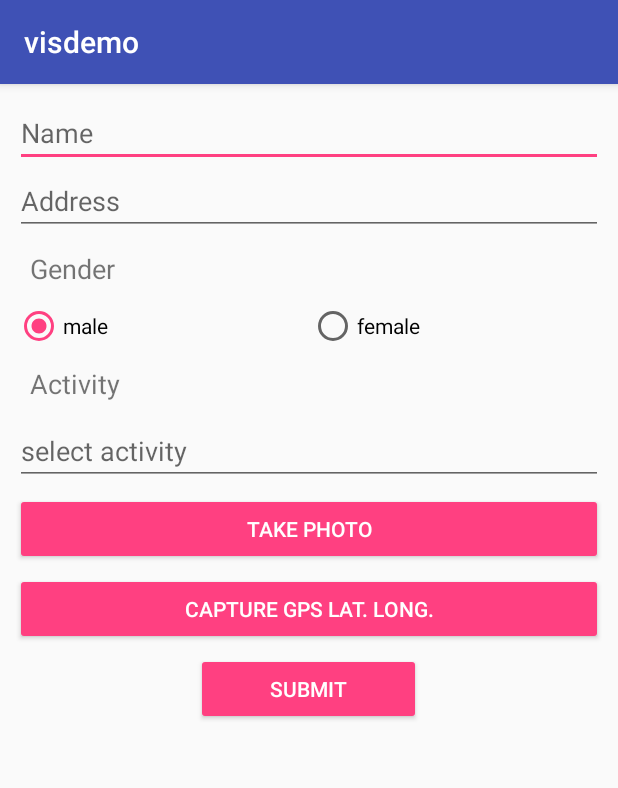
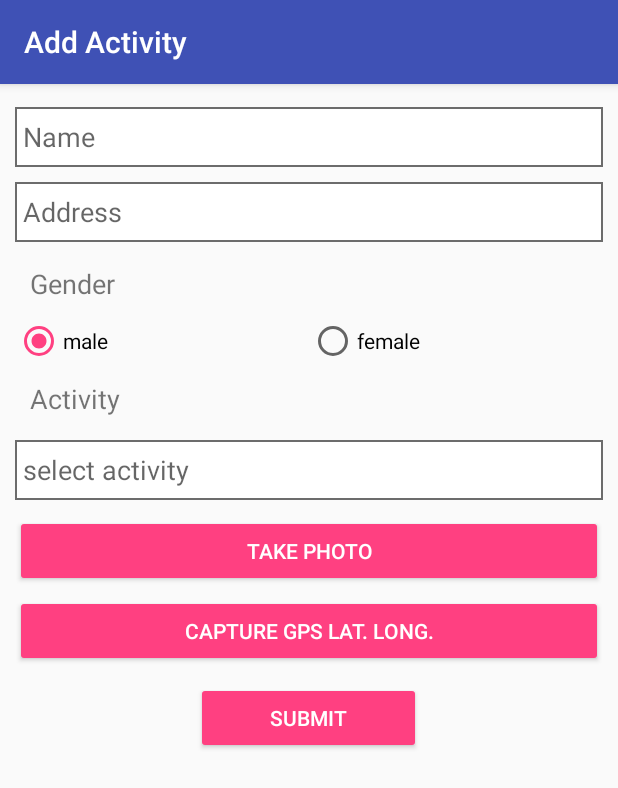
Before and after one commit to vishal901/visdemo, an Android app: the AddDataActivity screen opened directly, with no data from a screen before it, on a phone screen of 412 x 824 dp. Shown: the top 788 px of the screen. Run offline under Robolectric (Android 15) with nearby library versions, the phone set to English and light mode, and no system bars; libraries missing offline, so code that uses them is left out: io.realm.

Commit message:
change 3

```diff
--- a/app/src/main/AndroidManifest.xml
+++ b/app/src/main/AndroidManifest.xml
@@ -16,7 +16,8 @@
         android:supportsRtl="true"
         android:theme="@style/AppTheme">
         <activity android:name=".MainActivity"
-            android:windowSoftInputMode="adjustPan"
+            android:label="Login"
+            android:windowSoftInputMode="adjustResize"
             android:screenOrientation="portrait"
             >
             <intent-filter>
@@ -27,8 +28,11 @@
         </activity>
 
         <activity android:name=".HomeActivity"
+            android:label="Home"
             android:screenOrientation="portrait"/>
         <activity android:name=".AddDataActivity"
+            android:windowSoftInputMode="adjustResize"
+            android:label="Add Activity"
             android:screenOrientation="portrait"/>
     </application>
 
--- a/app/src/main/java/com/vishalandroid/visdemo/AddDataActivity.java
+++ b/app/src/main/java/com/vishalandroid/visdemo/AddDataActivity.java
@@ -362,12 +362,12 @@ public class AddDataActivity extends AppCompatActivity implements View.OnClickLi
                 // successfully captured the image
 
                 Uri uri = picUri;
-                String captuepath = uri.getPath();
+//                String captuepath = uri.getPath();
 
                 image_url = String.valueOf(uri);
 
 
-                ApiClient.showLog("camarea image path ", "" + captuepath);
+ //               ApiClient.showLog("camarea image path ", "" + captuepath);
 
 
             } else if (resultCode == 0) {
--- a/app/src/main/java/com/vishalandroid/visdemo/adpter/OrderListAdapter.java
+++ b/app/src/main/java/com/vishalandroid/visdemo/adpter/OrderListAdapter.java
@@ -8,6 +8,7 @@ import android.view.ViewGroup;
 import android.widget.ImageView;
 import android.widget.TextView;
 
+import com.squareup.picasso.LruCache;
 import com.squareup.picasso.Picasso;
 import com.vishalandroid.visdemo.R;
 import com.vishalandroid.visdemo.dbpojo.AddData;
@@ -68,11 +69,17 @@ public class OrderListAdapter extends RecyclerView.Adapter<OrderListAdapter.MyVi
         holder.name.setText(addOrder.getName());
         holder.gender.setText(addOrder.getGender());
 
-        Picasso.with(mContext)
+        Picasso picasso = new Picasso.Builder(mContext)
+                .memoryCache(new LruCache(24000))
+                .build();
+
+        picasso.with(mContext)
                 .load(addOrder.getImgurl())
-                .placeholder(R.mipmap.ic_launcher) //this is optional the image to display while the url image is downloading
+                .placeholder(R.mipmap.ic_launcher)
+                .resize(50,50)
 //                .error(Your Drawable Resource)         //this is also optional if some error has occurred in downloading the image this image would be displayed
                 .into(holder.imgpic);
+
 
     }
 
--- /dev/null
+++ b/app/src/main/res/drawable/btn_ractangle_border.xml
@@ -0,0 +1,23 @@
+<?xml version="1.0" encoding="utf-8"?>
+<shape xmlns:android="http://schemas.android.com/apk/res/android"
+    android:shape="rectangle"
+    android:thickness="0dp">
+    <stroke
+        android:width="1dp"
+        android:color="#6c6c6c" />
+    <!--<corners android:radius="20dp" />-->
+    <gradient
+        android:angle="270"
+        android:endColor="#FFFFFF"
+        android:startColor="#FFFFFF"
+        android:type="linear" />
+
+    <padding
+        android:bottom="0dp"
+        android:left="0dp"
+        android:right="0dp"
+        android:top="0dp" />
+    <size
+        android:width="200dp"
+        android:height="40dp" />
+</shape>
--- a/app/src/main/res/layout/activity_adddata.xml
+++ b/app/src/main/res/layout/activity_adddata.xml
@@ -1,26 +1,44 @@
 <?xml version="1.0" encoding="utf-8"?>
 <LinearLayout xmlns:android="http://schemas.android.com/apk/res/android"
+    android:layout_width="match_parent"
+    android:layout_height="match_parent"
+    android:orientation="vertical">
+
+    <ScrollView
+        android:layout_width="match_parent"
+        android:layout_height="match_parent"
+        android:scrollbars="horizontal">
+
+        <LinearLayout
             android:layout_width="match_parent"
             android:layout_height="match_parent"
             android:orientation="vertical"
             android:padding="10dp">
 
+
             <EditText
                 android:id="@+id/edt_name_add"
                 android:layout_width="match_parent"
                 android:layout_height="wrap_content"
-        android:hint="Name" />
+                android:layout_marginTop="5dp"
+                android:background="@drawable/btn_ractangle_border"
+                android:hint="Name"
+                android:paddingLeft="5dp" />
 
             <EditText
                 android:id="@+id/edt_address_add"
                 android:layout_width="match_parent"
                 android:layout_height="wrap_content"
-        android:hint="Address" />
+                android:layout_marginTop="10dp"
+                android:background="@drawable/btn_ractangle_border"
+                android:hint="Address"
+                android:paddingLeft="5dp" />
 
 
             <TextView
                 android:layout_width="match_parent"
                 android:layout_height="wrap_content"
+                android:layout_marginTop="5dp"
                 android:padding="10dp"
                 android:text="Gender"
                 android:textSize="18sp" />
@@ -62,15 +80,18 @@
                 android:id="@+id/edt_activity"
                 android:layout_width="match_parent"
                 android:layout_height="wrap_content"
-        android:hint="select activity"></EditText>
+                android:layout_marginTop="5dp"
+                android:background="@drawable/btn_ractangle_border"
+                android:hint="select activity"
+                android:paddingLeft="5dp"></EditText>
 
 
             <Button
-        android:layout_marginTop="5dp"
                 android:id="@+id/btntakephoto"
                 style="@style/Base.Widget.AppCompat.Button.Colored"
                 android:layout_width="match_parent"
                 android:layout_height="wrap_content"
+                android:layout_marginTop="10dp"
                 android:text="Take Photo" />
 
             <Button
@@ -88,7 +109,8 @@
                 android:layout_width="150dp"
                 android:layout_height="wrap_content"
                 android:layout_gravity="center"
-        android:layout_marginTop="5dp"
+                android:layout_marginTop="10dp"
                 android:text="Submit" />
-
         </LinearLayout>
+    </ScrollView>
+</LinearLayout>
```
Lines whose indentation alone changed are shown as unchanged.
